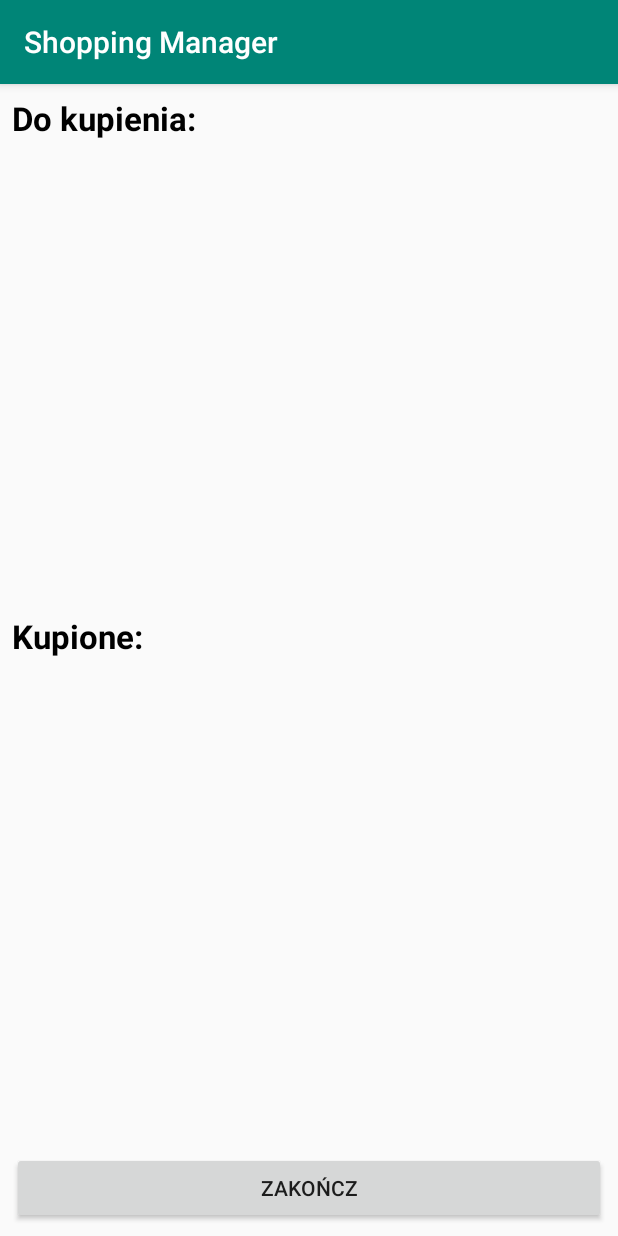
After one commit to Rafi6677/Shopping-Manager---Android, an Android app: the WorkingWithShoppingListActivity screen opened directly, with no data from a screen before it, on a phone screen of 412 x 824 dp. The commit adds this screen. Run offline under Robolectric (Android 15) with nearby library versions, the phone set to English and light mode, and no system bars; our stand-ins replace Firebase (no records; nobody signed in at launch, a user with empty details on screens opened directly); libraries missing offline, so code that uses them is left out: com.xwray.groupie; 4 statements that could not run were skipped.

Commit message:
Adding and displaying shopping lists from db

```diff
--- a/app/src/main/AndroidManifest.xml
+++ b/app/src/main/AndroidManifest.xml
@@ -9,6 +9,8 @@
             android:roundIcon="@mipmap/ic_launcher_round"
             android:supportsRtl="true"
             android:theme="@style/AppTheme">
+        <activity android:name=".activities.WorkingWithShoppingListActivity">
+        </activity>
         <activity android:name=".activities.AddNewShoppingListActivity">
         </activity>
         <activity android:name=".activities.ShoppingListsActivity">
--- /dev/null
+++ b/app/src/main/java/com/example/shoppingmanager/activities/WorkingWithShoppingListActivity.kt
@@ -0,0 +1,82 @@
+package com.example.shoppingmanager.activities
+
+import android.support.v7.app.AppCompatActivity
+import android.os.Bundle
+import com.example.shoppingmanager.R
+import com.example.shoppingmanager.models.ShoppingList
+import com.google.firebase.database.DataSnapshot
+import com.google.firebase.database.DatabaseError
+import com.google.firebase.database.FirebaseDatabase
+import com.google.firebase.database.ValueEventListener
+import com.xwray.groupie.GroupAdapter
+import com.xwray.groupie.Item
+import com.xwray.groupie.ViewHolder
+import kotlinx.android.synthetic.main.activity_working_with_shopping_list.*
+import kotlinx.android.synthetic.main.working_with_shopping_list_row.view.*
+
+class WorkingWithShoppingListActivity : AppCompatActivity() {
+
+    var shoppingList: ShoppingList ?= null
+    var products = HashMap<String, Boolean>()
+
+    val productsToBuyAdapter = GroupAdapter<ViewHolder>()
+    val boughtProductsAdapter = GroupAdapter<ViewHolder>()
+
+    override fun onCreate(savedInstanceState: Bundle?) {
+        super.onCreate(savedInstanceState)
+        setContentView(R.layout.activity_working_with_shopping_list)
+
+        shoppingList = intent.getParcelableExtra<ShoppingList>(ShoppingListsActivity.SHOPPING_LIST_KEY)
+        products = shoppingList!!.products
+
+        showData()
+    }
+
+    private fun showData() {
+        /*
+        val id = shoppingList!!.id
+
+        val ref = FirebaseDatabase.getInstance().getReference("/shopping-lists/$id")
+
+        ref.addListenerForSingleValueEvent(object: ValueEventListener {
+            override fun onDataChange(p0: DataSnapshot) {
+                p0.children.forEach {
+                    val shoppingList = it.getValue(ShoppingList::class.java)
+                    if (shoppingList != null) {
+                        for ((key, value) in shoppingList.products) {
+                            if(shoppingList.products[key] == false) {
+                                productsToBuyAdapter.add(ShoppingListProductItem(key))
+                            } else {
+                                boughtProductsAdapter.add(ShoppingListProductItem(key))
+                            }
+                        }
+                    }
+                }
+            }
+
+            override fun onCancelled(p0: DatabaseError) { }
+        })
+        */
+
+        for((key, value) in products) {
+            if(products[key] == false) {
+                productsToBuyAdapter.add(ShoppingListProductItem(key))
+            } else {
+                boughtProductsAdapter.add(ShoppingListProductItem(key))
+            }
+        }
+
+        productsToBuy_RecyclerView.adapter = productsToBuyAdapter
+        boughtProducts_RecyclerView.adapter = boughtProductsAdapter
+    }
+}
+
+class ShoppingListProductItem(val text: String): Item<ViewHolder>() {
+    override fun bind(viewHolder: ViewHolder, position: Int) {
+        viewHolder.itemView.product_TextView.text = text
+    }
+
+    override fun getLayout(): Int {
+        return R.layout.working_with_shopping_list_row
+    }
+}
--- /dev/null
+++ b/app/src/main/res/layout/activity_working_with_shopping_list.xml
@@ -0,0 +1,57 @@
+<?xml version="1.0" encoding="utf-8"?>
+<android.support.constraint.ConstraintLayout
+        xmlns:android="http://schemas.android.com/apk/res/android"
+        xmlns:tools="http://schemas.android.com/tools"
+        xmlns:app="http://schemas.android.com/apk/res-auto"
+        android:layout_width="match_parent"
+        android:layout_height="match_parent"
+        tools:context=".activities.ShoppingListsActivity">
+    <TextView
+            android:text="Kupione:"
+            android:layout_width="wrap_content"
+            android:layout_height="wrap_content"
+            android:id="@+id/textView2" app:layout_constraintStart_toStartOf="parent" android:layout_marginLeft="8dp"
+            android:layout_marginStart="8dp"
+            android:textStyle="bold"
+            android:textSize="22sp"
+            android:textColor="@android:color/black"
+            app:layout_constraintTop_toTopOf="parent" android:layout_marginBottom="8dp"
+            app:layout_constraintBottom_toTopOf="@+id/finishShopping_Button" android:layout_marginTop="32dp"/>
+    <android.support.v7.widget.RecyclerView
+            android:layout_width="0dp"
+            android:layout_height="0dp"
+            app:layoutManager="android.support.v7.widget.LinearLayoutManager"
+            app:layout_constraintStart_toStartOf="parent"
+            app:layout_constraintEnd_toEndOf="parent"
+            android:id="@+id/productsToBuy_RecyclerView"
+            android:layout_marginTop="8dp"
+            app:layout_constraintTop_toBottomOf="@+id/textView"
+            android:layout_marginBottom="8dp" app:layout_constraintBottom_toTopOf="@+id/textView2"/>
+    <Button
+            android:text="Zakończ"
+            android:layout_width="0dp"
+            android:layout_height="wrap_content"
+            android:id="@+id/finishShopping_Button" app:layout_constraintStart_toStartOf="parent"
+            android:layout_marginLeft="8dp"
+            android:layout_marginStart="8dp" android:layout_marginBottom="8dp"
+            app:layout_constraintBottom_toBottomOf="parent" android:layout_marginEnd="8dp"
+            app:layout_constraintEnd_toEndOf="parent" android:layout_marginRight="8dp"/>
+    <android.support.v7.widget.RecyclerView
+            android:layout_width="0dp"
+            android:layout_height="0dp"
+            app:layoutManager="android.support.v7.widget.LinearLayoutManager"
+            app:layout_constraintStart_toStartOf="parent"
+            app:layout_constraintEnd_toEndOf="parent"
+            android:layout_marginBottom="8dp"
+            app:layout_constraintBottom_toTopOf="@+id/finishShopping_Button"
+            android:id="@+id/boughtProducts_RecyclerView"
+            android:layout_marginTop="8dp" app:layout_constraintTop_toBottomOf="@+id/textView2"/>
+    <TextView
+            android:text="Do kupienia:"
+            android:layout_width="wrap_content"
+            android:layout_height="wrap_content"
+            android:id="@+id/textView" app:layout_constraintStart_toStartOf="parent" android:layout_marginLeft="8dp"
+            android:layout_marginStart="8dp"
+            android:layout_marginTop="8dp" app:layout_constraintTop_toTopOf="parent" android:textStyle="bold"
+            android:textSize="22sp" android:textColor="@android:color/black"/>
+</android.support.constraint.ConstraintLayout>
```
Also changed, not shown: app/build.gradle (+8 -2 lines), app/src/main/java/com/example/shoppingmanager/activities/AddNewShoppingListActivity.kt (+38 -1 lines), app/src/main/java/com/example/shoppingmanager/models/ShoppingList.kt (added, +11 -0 lines), app/src/main/res/layout/activity_add_new_shopping_list.xml (+13 -5 lines), app/src/main/res/layout/activity_shopping_lists.xml (+12 -11 lines), app/src/main/res/layout/shopping_list_row.xml (added, +18 -0 lines), app/src/main/res/layout/working_with_shopping_list_row.xml (added, +16 -0 lines).
